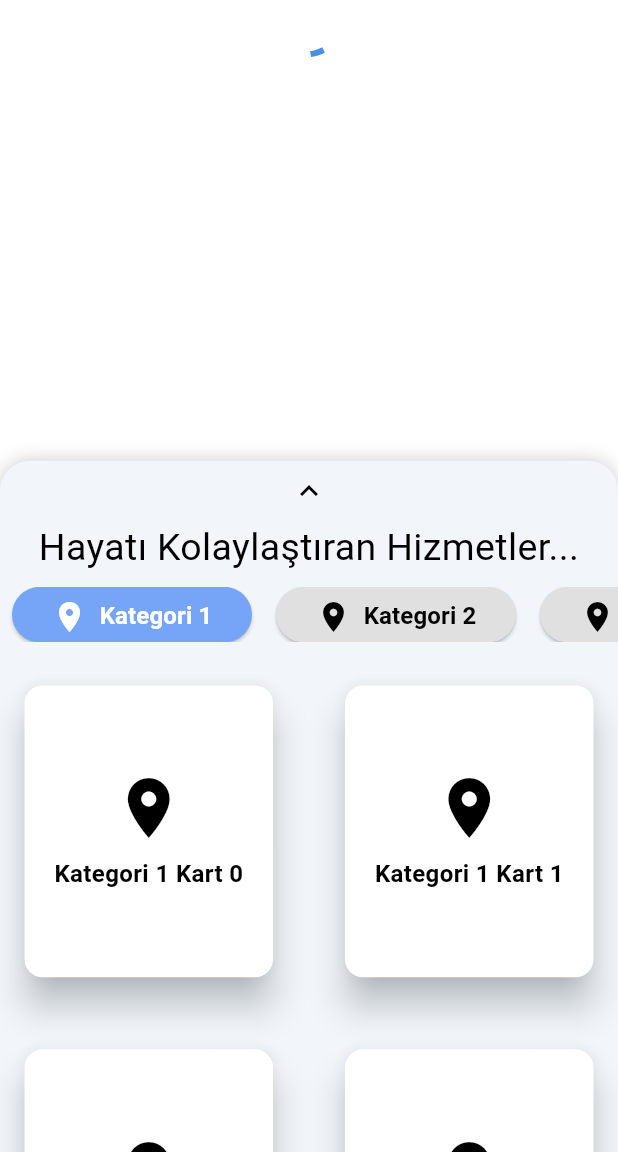
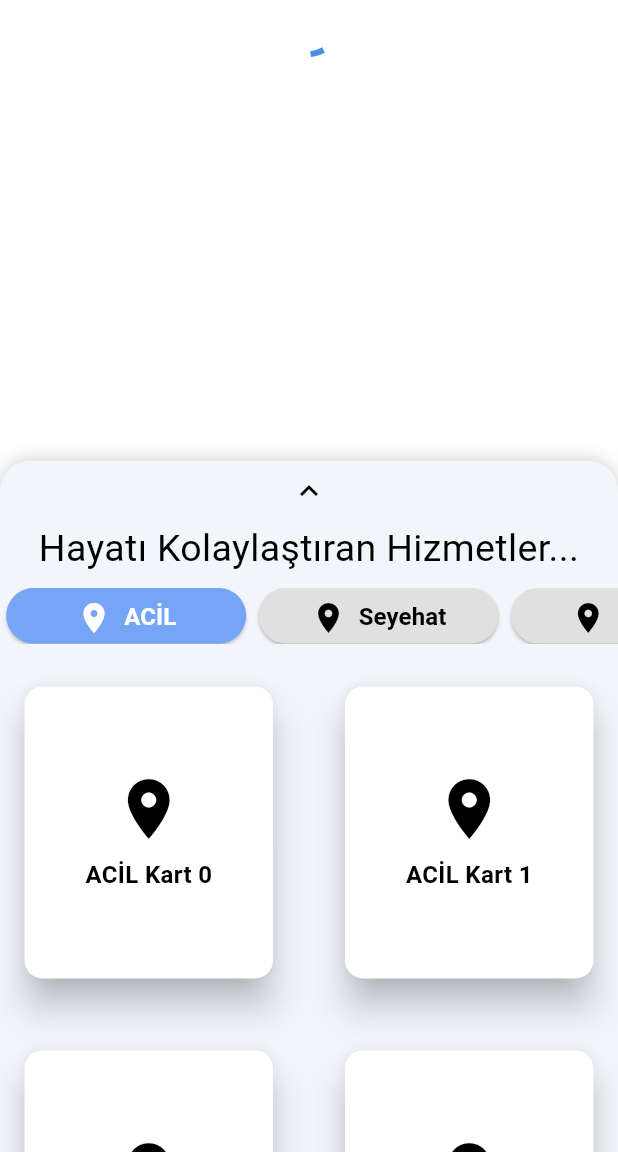
Before and after one commit to ahmetbekir22/izmir_smart_city_mobile_app, a Flutter app: the screen it shows after launch, on a phone screen of 412 x 824 dp, the part 84-1236 px from its top. Run offline on Flutter 3.47's test engine with Material 3 defaults, Android fonts, the phone set to English and light mode, and no system bars; our stand-ins replace dio, flutter_dotenv, get.

Commit message:
changeing the implementation

```diff
--- a/lib/features/auth/views/home_page.dart
+++ b/lib/features/auth/views/home_screen.dart
@@ -83,7 +83,7 @@ class HomePage extends StatelessWidget {
                       GestureDetector(
                         onTap: homeController.expandDraggableSheet,
                         child: Padding(
-                          padding: const EdgeInsets.only(top: 8.0),
+                          padding: EdgeInsets.only(top: screenHeight * 0.01),
                           child: Obx(() => Icon(
                                 homeController.isExpanded.value
                                     ? Icons.keyboard_arrow_down
@@ -96,7 +96,8 @@ class HomePage extends StatelessWidget {
                       ),
                       if (!homeController.isExpanded.value)
                         Padding(
-                          padding: const EdgeInsets.symmetric(vertical: 8.0),
+                          padding: EdgeInsets.symmetric(
+                              vertical: screenHeight * 0.01),
                           child: Text(
                             "Hayatı Kolaylaştıran Hizmetler...",
                             style: TextStyle(
@@ -114,8 +115,8 @@ class HomePage extends StatelessWidget {
                           itemCount: categories.length,
                           itemBuilder: (context, index) {
                             return Padding(
-                              padding:
-                                  const EdgeInsets.symmetric(horizontal: 8.0),
+                              padding: EdgeInsets.symmetric(
+                                  horizontal: screenWidth * 0.01),
                               child: Obx(() {
                                 bool isSelected = homeController
                                         .selectedCategoryIndex.value ==
@@ -231,9 +232,10 @@ class HomePage extends StatelessWidget {
 }
 
 final List<String> categories = [
-  'Kategori 1',
-  'Kategori 2',
-  'Kategori 3',
-  'Kategori 4',
-  'Kategori 5',
+  'ACİL',
+  'Seyehat',
+  'İhtiyaç',
+  'Kültür&Sanat',
+  'Tarihi Alanalar',
+  'Sağlık',
 ];
--- a/lib/features/auth/views/latest_events_screen.dart
+++ b/lib/features/auth/views/latest_events_screen.dart
@@ -1,45 +1,12 @@
 import 'package:flutter/material.dart';
 import 'package:get/get.dart';
-import 'dart:async';
 import '../../../controllers/event_controller.dart';
 import 'event_detail_screen.dart';
 
-class LatestEventsScreen extends StatefulWidget {
-  @override
-  _LatestEventsScreenState createState() => _LatestEventsScreenState();
-}
+class LatestEventsScreen extends StatelessWidget {
+  final EtkinlikController etkinlikController = Get.put(EtkinlikController());
 
-class _LatestEventsScreenState extends State<LatestEventsScreen> {
-  final EtkinlikController etkinlikController = Get.put(EtkinlikController());
-  late PageController _pageController;
-  RxInt currentIndex = 0.obs;
-  late Timer _timer;
-
-  @override
-  void initState() {
-    super.initState();
-    _pageController = PageController();
-    _startEventRotation();
-  }
-
-  @override
-  void dispose() {
-    _timer.cancel();
-    _pageController.dispose();
-    super.dispose();
-  }
-
-  void _startEventRotation() {
-    _timer = Timer.periodic(const Duration(seconds: 3), (timer) {
-      if (currentIndex.value < etkinlikController.etkinlikListesi.length - 1) {
-        currentIndex.value++;
-      } else {
-        currentIndex.value = 0;
-      }
-      _pageController.animateToPage(currentIndex.value,
-          duration: const Duration(milliseconds: 300), curve: Curves.easeIn);
-    });
-  }
+  LatestEventsScreen({super.key});
 
   @override
   Widget build(BuildContext context) {
@@ -48,21 +15,19 @@ class _LatestEventsScreenState extends State<LatestEventsScreen> {
         return const Center(child: CircularProgressIndicator());
       }
 
-      // Tema durumuna göre renkleri belirleyelim
       bool isDarkMode = Get.isDarkMode;
-      Color backgroundColor = isDarkMode ? Colors.black87 : Colors.white;
       Color textColor = isDarkMode ? Colors.white : Colors.black;
-      Color overlayColor = isDarkMode ? Colors.black45 : Colors.black26;
+      Color overlayColor = isDarkMode ? Colors.black45 : Colors.white10;
 
       return Stack(
         alignment: Alignment.bottomCenter,
         children: [
           SizedBox(
-            height: MediaQuery.of(context).size.height * 0.4,
+            height: Get.height * 0.4,
             child: PageView.builder(
-              controller: _pageController,
+              controller: etkinlikController.pageController,
               onPageChanged: (index) {
-                currentIndex.value = index;
+                etkinlikController.currentIndex.value = index;
               },
               itemCount: etkinlikController.etkinlikListesi.length,
               itemBuilder: (context, index) {
@@ -84,7 +49,9 @@ class _LatestEventsScreenState extends State<LatestEventsScreen> {
                       ),
                       Container(
                         color: overlayColor,
-                        padding: const EdgeInsets.symmetric(vertical: 10),
+                        padding: EdgeInsets.symmetric(
+                            horizontal: Get.width * 0.05,
+                            vertical: Get.height * 0.01),
                         child: Text(
                           etkinlik.adi,
                           style: TextStyle(
@@ -104,7 +71,7 @@ class _LatestEventsScreenState extends State<LatestEventsScreen> {
             right: 16,
             top: 16,
             child: Obx(() => Text(
-                  '${currentIndex.value + 1}/${etkinlikController.etkinlikListesi.length}',
+                  '${etkinlikController.currentIndex.value + 1}/${etkinlikController.etkinlikListesi.length}',
                   style: TextStyle(
                     color: textColor,
                     fontSize: 16,
--- a/lib/main.dart
+++ b/lib/main.dart
@@ -1,7 +1,7 @@
 import 'package:flutter/material.dart';
 import 'package:flutter_dotenv/flutter_dotenv.dart';
 import 'package:get/get.dart';
-import 'package:smart_city_app/features/auth/views/home_page.dart';
+import 'package:smart_city_app/features/auth/views/home_screen.dart';
 
 import 'themes/dark_theme.dart';
 import 'themes/light_theme.dart';
```
Also changed, not shown: lib/controllers/event_controller.dart (+35 -2 lines).
